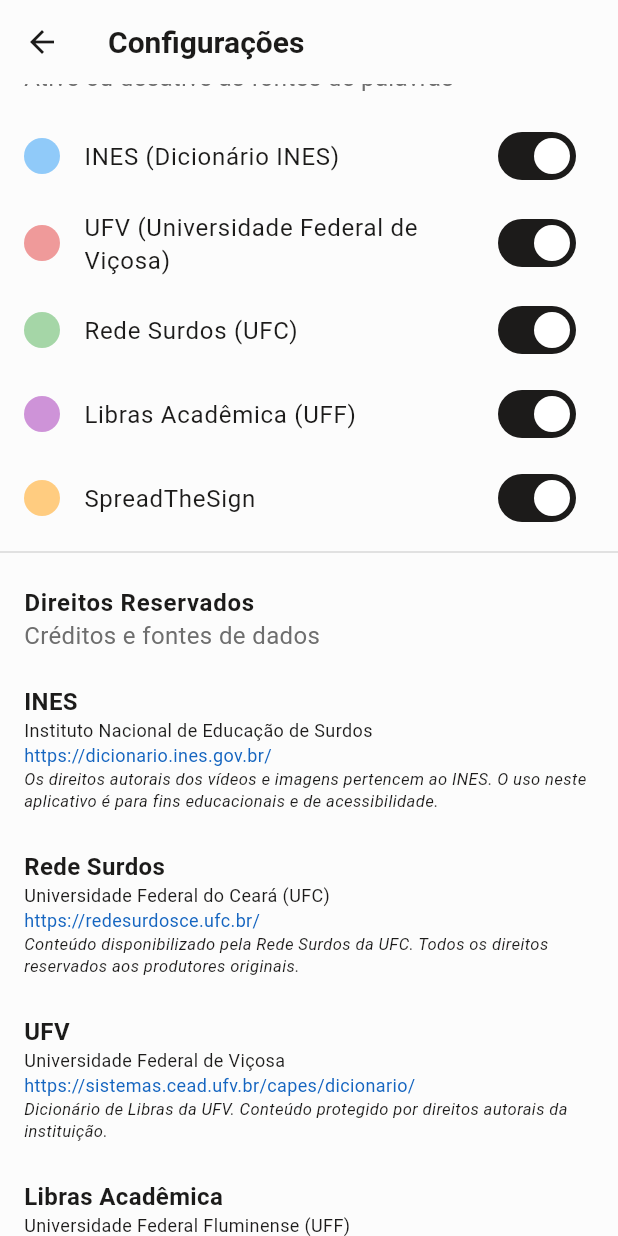
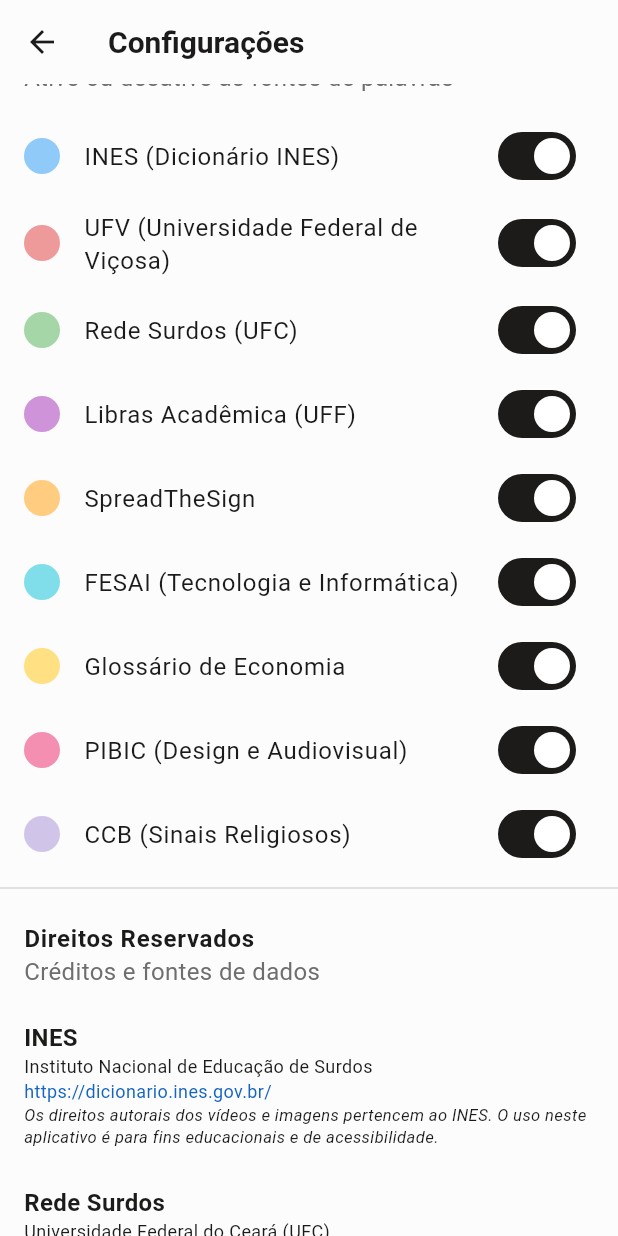
Before and after one commit to 3duardobn/libras_dicionario, a Flutter app: the SettingsScreen screen opened directly, scrolled down 576 dp, on a phone screen of 412 x 824 dp. Run offline on Flutter 3.47's test engine with Material 3 defaults, Android fonts, the phone set to English and light mode, and no system bars; our stand-ins replace chewie, diacritic, flutter_html, flutter_svg, shared_preferences, sqflite and 3 more; missing offline and left inert: dart:js_interop; accounts and stored records are empty.

Commit message:
feat(app): integrar novas fontes no app Flutter, banco SQLite e documentação

```diff
--- a/libras_dictionary/lib/api.dart
+++ b/libras_dictionary/lib/api.dart
@@ -53,6 +53,10 @@
   'UFV',
   'LibrasAcademicaUFF',
   'SpreadTheSign',
+  'FESAI',
+  'Economia',
+  'PIBIC',
+  'CCB',
 ];
 
 /// Executa busca 100% offline no banco local SQLite (FTS5 + exato).
--- a/libras_dictionary/lib/database.dart
+++ b/libras_dictionary/lib/database.dart
@@ -45,7 +45,7 @@
   Future<Database> _initDatabase() async {
     final docsDir = await getApplicationDocumentsDirectory();
     final dbPath = p.join(docsDir.path, 'libras.db');
-    const dbVersion = 3;
+    const dbVersion = 4;
 
     // Se o banco ainda não foi copiado do asset para a pasta local ou precisa de atualização
     final file = File(dbPath);
--- a/libras_dictionary/lib/settings_screen.dart
+++ b/libras_dictionary/lib/settings_screen.dart
@@ -26,6 +26,10 @@
   'RedeSurdos': 'Rede Surdos (UFC)',
   'LibrasAcademicaUFF': 'Libras Acadêmica (UFF)',
   'SpreadTheSign': 'SpreadTheSign',
+  'FESAI': 'FESAI (Tecnologia e Informática)',
+  'Economia': 'Glossário de Economia',
+  'PIBIC': 'PIBIC (Design e Audiovisual)',
+  'CCB': 'CCB (Sinais Religiosos)',
 };
 
 /// Short display label for a source id, shared by filter chips and
@@ -36,6 +40,10 @@
       return 'Rede Surdos';
     case 'LibrasAcademicaUFF':
       return 'Libras Acadêmica';
+    case 'Economia':
+      return 'Economia';
+    case 'CCB':
+      return 'CCB';
     default:
       return source;
   }
@@ -193,6 +201,30 @@
                 'SpreadTheSign é um dicionário internacional. Os direitos pertencem ao European Sign Language Centre.',
               ),
               _buildSourceCredit(
+                'FESAI',
+                'FESAI - Acessibilidade e Inclusão',
+                'https://www.fesai.com.br/',
+                'Glossário de sinais voltado para Tecnologia da Informação e Desenvolvimento de Software.',
+              ),
+              _buildSourceCredit(
+                'Glossário de Economia',
+                'Glossário de sinais-termo da Economia',
+                'https://glossariolibras.github.io/economia/',
+                'Sinais, conceitos e contextos em Libras sobre termos econômicos.',
+              ),
+              _buildSourceCredit(
+                'PIBIC (Design e Audiovisual)',
+                'Projeto PIBIC - Dicionário LIBRAS',
+                'https://glossariolibras.wixsite.com/projetopibic',
+                'Glossário de termos técnicos de Design, Animação e Fotografia.',
+              ),
+              _buildSourceCredit(
+                'CCB (Sinais Religiosos)',
+                'Congregação Cristã no Brasil',
+                'https://congregacaocristanobrasil.org.br/libras',
+                'Glossário de Sinais Religiosos e Litúrgicos da Congregação Cristã no Brasil.',
+              ),
+              _buildSourceCredit(
                 'Ícone de Libras',
                 'Wikimedia Commons',
                 'https://en.wikipedia.org/wiki/File:Brazilian_Sign_Language_Symbol.svg',
--- a/libras_dictionary/lib/state.dart
+++ b/libras_dictionary/lib/state.dart
@@ -37,11 +37,19 @@
   'RedeSurdos',
   'LibrasAcademicaUFF',
   'SpreadTheSign',
+  'FESAI',
+  'Economia',
+  'PIBIC',
+  'CCB',
 };
 const webSources = {
   'INES',
   'RedeSurdos',
   'LibrasAcademicaUFF',
+  'FESAI',
+  'Economia',
+  'PIBIC',
+  'CCB',
 };
 
 /// Sources available on the current platform. Browsers cannot reach
--- a/libras_dictionary/lib/theme.dart
+++ b/libras_dictionary/lib/theme.dart
@@ -27,6 +27,10 @@
   static const Color sourceUfv = Color(0xFFEF9A9A); // vermelho
   static const Color sourceLibrasAcademica = Color(0xFFCE93D8); // roxo
   static const Color sourceSpreadTheSign = Color(0xFFFFCC80); // laranja
+  static const Color sourceFesai = Color(0xFF80DEEA); // ciano/turquesa
+  static const Color sourceEconomia = Color(0xFFFFE082); // âmbar/dourado
+  static const Color sourcePibic = Color(0xFFF48FB1); // rosa suave
+  static const Color sourceCcb = Color(0xFFD1C4E9); // lavanda
   static const Color sourceYoutube = Color(0xFFE57373); // vermelho
   static const Color sourceFallback = Color(0xFFBDBDBD);
 
@@ -43,6 +47,14 @@
         return sourceLibrasAcademica;
       case 'SpreadTheSign':
         return sourceSpreadTheSign;
+      case 'FESAI':
+        return sourceFesai;
+      case 'Economia':
+        return sourceEconomia;
+      case 'PIBIC':
+        return sourcePibic;
+      case 'CCB':
+        return sourceCcb;
       case 'YouTube':
         return sourceYoutube;
       default:
```
Also changed, not shown: 4 other files.
